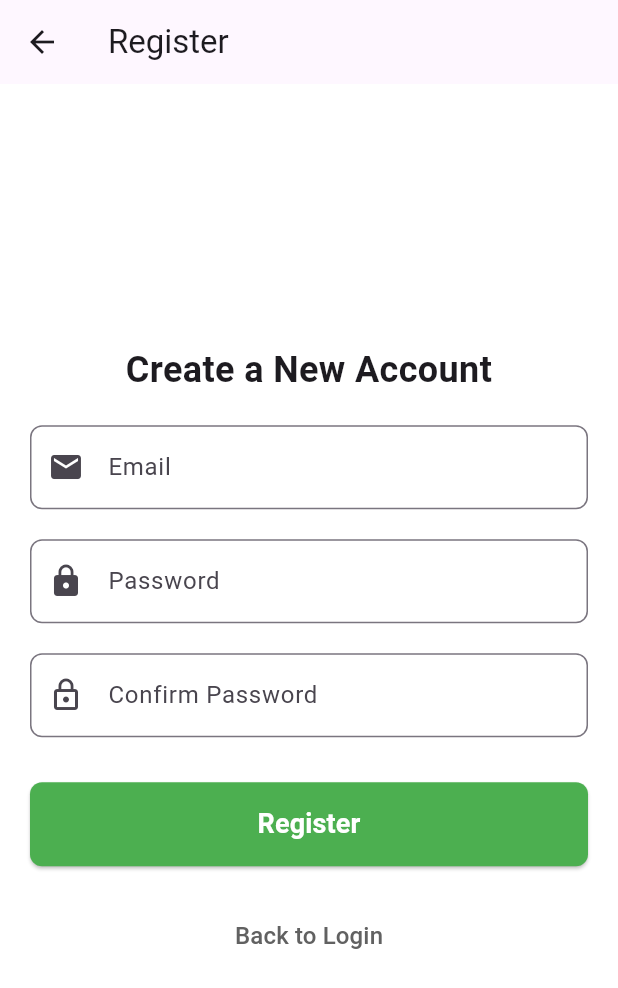
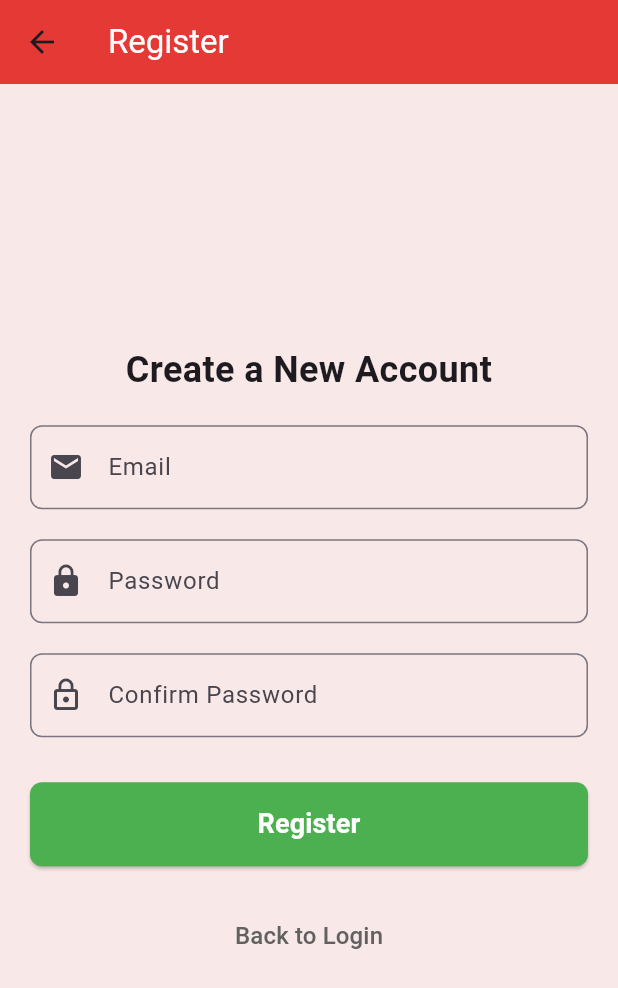
Before and after one commit to Ranggasap/HokiLoKocak, a Flutter app: the screen it shows after launch, after a tap on "Sign Up With Email", on a phone screen of 412 x 824 dp. Shown: the top 988 px of the screen. Run offline on Flutter 3.47's test engine with Material 3 defaults, Android fonts, the phone set to English and light mode, and no system bars; our stand-ins replace cloud_firestore, firebase_auth, firebase_core; accounts and stored records are empty.

Commit message:
UI Refactoring

```diff
--- /dev/null
+++ b/lib/Constants/colors.dart
@@ -0,0 +1,5 @@
+import 'dart:ui';
+
+const Color primaryRedColor = Color(0xFFE53935);
+const Color lightRedColor = Color(0xFFEF5350);
+const Color darkRedColor = Color(0xFFB71C1C);
--- a/lib/LoginFeature/LoginPage.dart
+++ b/lib/LoginFeature/LoginPage.dart
@@ -1,4 +1,5 @@
 import 'package:flutter/material.dart';
+import 'package:hoki_lo_kocak/Constants/colors.dart';
 import 'package:hoki_lo_kocak/LoginFeature/RegisterPage.dart';
 import 'package:hoki_lo_kocak/MainPage.dart';
 import 'package:hoki_lo_kocak/Services/AuthService.dart';
@@ -28,14 +29,18 @@ class _LoginPageState extends State<LoginPage> {
       final user = await _authService.signInWithEmailAndPassword(email, password);
       if (user != null) {
         _showMessage("Login successful!");
-        Navigator.pushReplacement(
-          context,
-          MaterialPageRoute(builder: (context) => MainPage()),
-        );
+        _directNavigationToMainPage();
       }
     } catch (e) {
       _showMessage(e.toString());
     }
+  }
+
+  void _directNavigationToMainPage() {
+    Navigator.pushReplacement(
+      context,
+      MaterialPageRoute(builder: (context) => MainPage()),
+    );
   }
 
   void _showMessage(String message) {
@@ -49,7 +54,7 @@ class _LoginPageState extends State<LoginPage> {
   Widget build(BuildContext context) {
     // TODO: implement build
     return Scaffold(
-      backgroundColor: Colors.white,
+      backgroundColor: darkRedColor.withOpacity(0.1),
       body: SafeArea(
           child: Center(
             child: Padding(
@@ -63,7 +68,7 @@ class _LoginPageState extends State<LoginPage> {
                     style: TextStyle(
                       fontSize: 28,
                       fontWeight: FontWeight.bold,
-                      color: Colors.deepOrange
+                      color: darkRedColor
                     ),
                   ),
                   SizedBox(height: 20,),
@@ -157,7 +162,7 @@ class _LoginPageState extends State<LoginPage> {
                     width: double.infinity,
                     child: TextButton(
                         onPressed: () {
-                          print("Masuk sebagai guest");
+                          _directNavigationToMainPage();
                         },
                         child: Text(
                           "Continue as Guest",
--- a/lib/LoginFeature/RegisterPage.dart
+++ b/lib/LoginFeature/RegisterPage.dart
@@ -1,4 +1,5 @@
 import 'package:flutter/material.dart';
+import 'package:hoki_lo_kocak/Constants/colors.dart';
 import 'package:hoki_lo_kocak/Services/AuthService.dart';
 
 class RegisterPage extends StatefulWidget {
@@ -48,9 +49,15 @@ class _RegisterPageState extends State<RegisterPage> {
   @override
   Widget build(BuildContext context) {
     return Scaffold(
-      backgroundColor: Colors.white,
+      backgroundColor: darkRedColor.withOpacity(0.1),
       appBar: AppBar(
-        title: Text('Register'),
+        backgroundColor: primaryRedColor,
+        title: Text(
+          'Register',
+          style: TextStyle(
+            color: Colors.white
+          ),
+        ),
       ),
       body: SafeArea(
         child: Center(
```
Also changed, not shown: lib/MainPage.dart (+6 -1 lines).
